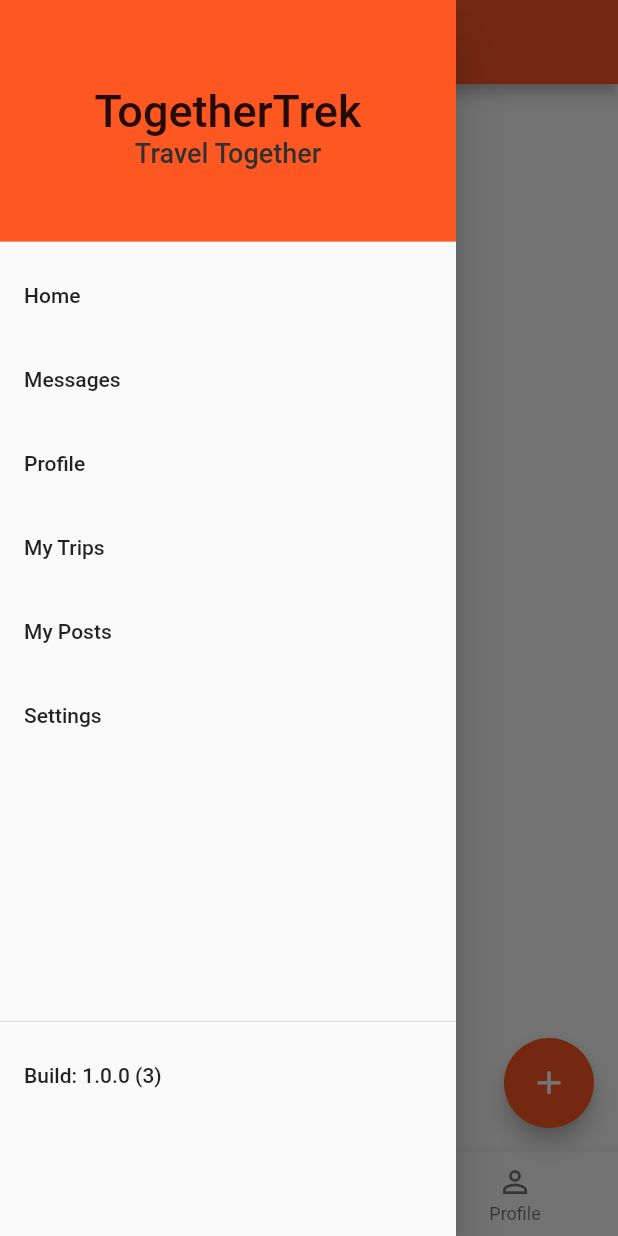
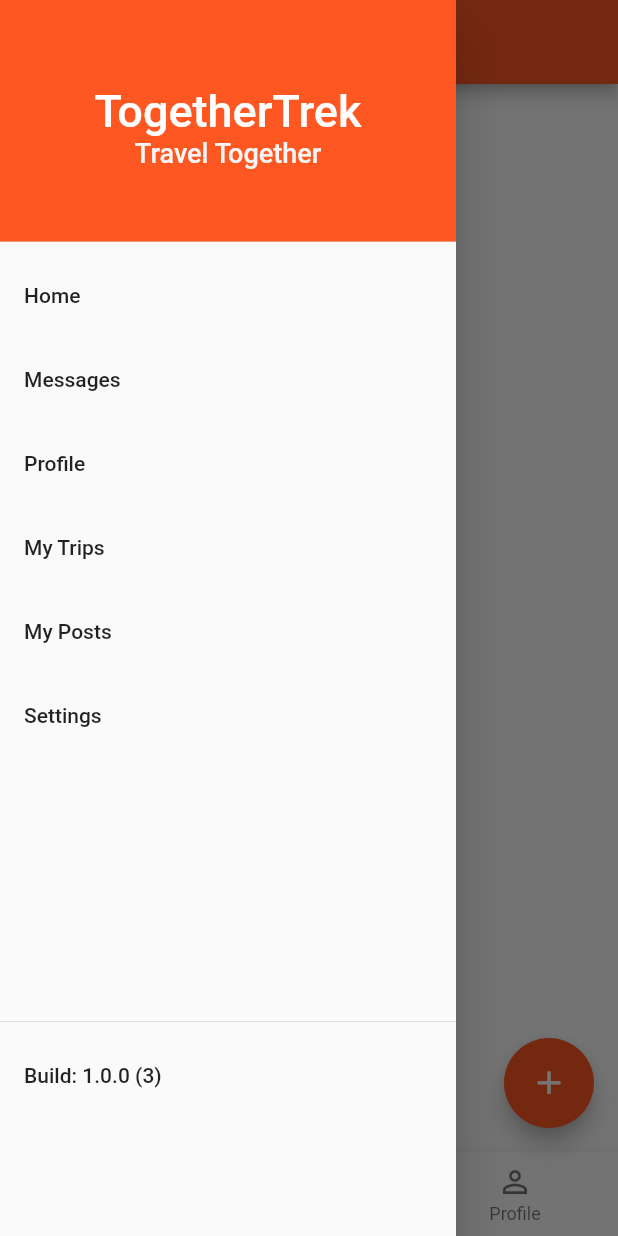
Before and after one commit to NathanStern/TogetherTrek, a Flutter app: the screen it shows after launch, with the side drawer open, on a phone screen of 412 x 824 dp. Run offline on Flutter 3.47's test engine with Material 2 defaults, Android fonts, the phone set to English and light mode, and no system bars; our stand-ins replace package_info.

Commit message:
changed text color in drawer

```diff
--- a/mobile_frontend/together_trek/lib/views/HomeView.dart
+++ b/mobile_frontend/together_trek/lib/views/HomeView.dart
@@ -103,10 +103,12 @@ class _HomeViewState extends State<HomeView> {
                       mainAxisSize: MainAxisSize.min,
                       mainAxisAlignment: MainAxisAlignment.start,
                       children: [
-                        Text("TogetherTrek", style: TextStyle(fontSize: 30)),
+                        Text("TogetherTrek",
+                            style:
+                                TextStyle(fontSize: 30, color: Colors.white)),
                         Text("Travel Together",
                             style: TextStyle(
-                                color: Colors.grey[850], fontSize: 18))
+                                color: Colors.grey[100], fontSize: 18))
                       ],
                     )
                   ],
```
